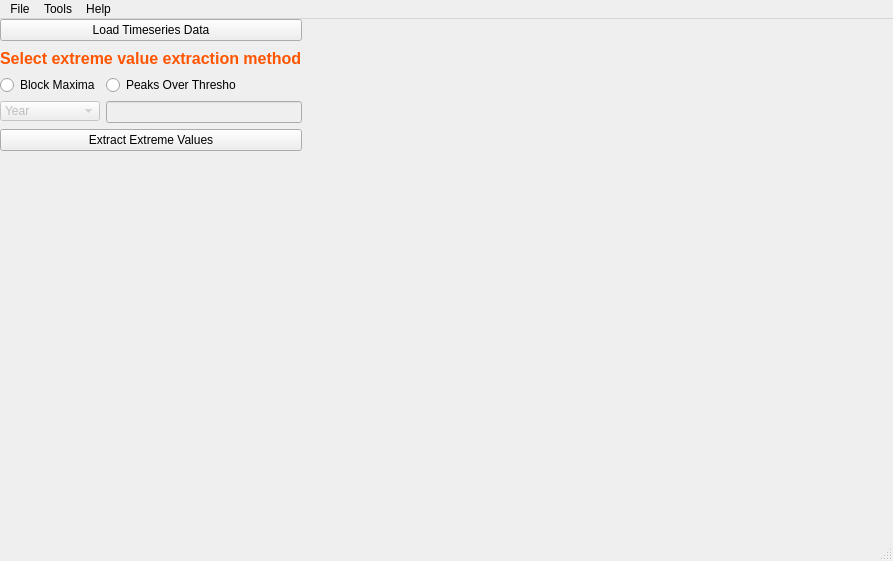
The window that QtGUI/draft1.ui (georgebv/PyEVA) describes before a commit, drawn with Qt 5.
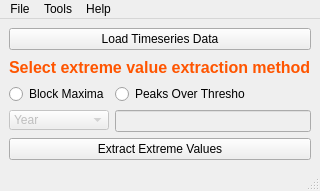
The same window after the commit. Icons and pictures are not drawn.

Commit message: draft exe

What changed in the file:
```diff
--- a/QtGUI/draft1.ui
+++ b/QtGUI/draft1.ui
@@ -6,8 +6,8 @@
    <rect>
     <x>0</x>
     <y>0</y>
-    <width>893</width>
-    <height>561</height>
+    <width>320</width>
+    <height>191</height>
    </rect>
   </property>
   <property name="windowTitle">
@@ -21,15 +21,8 @@
    <double>1.000000000000000</double>
   </property>
   <widget class="QWidget" name="centralwidget">
-   <widget class="QWidget" name="verticalLayoutWidget_3">
-    <property name="geometry">
-     <rect>
-      <x>0</x>
-      <y>0</y>
-      <width>302</width>
-      <height>132</height>
-     </rect>
-    </property>
+   <layout class="QGridLayout" name="gridLayout">
+    <item row="0" column="0">
     <layout class="QVBoxLayout" name="verticalLayout_3">
      <item>
       <widget class="QPushButton" name="pushButton">
@@ -203,14 +196,15 @@
       </widget>
      </item>
     </layout>
-   </widget>
+    </item>
+   </layout>
   </widget>
   <widget class="QMenuBar" name="menubar">
    <property name="geometry">
     <rect>
      <x>0</x>
      <y>0</y>
-     <width>893</width>
+     <width>320</width>
      <height>21</height>
     </rect>
    </property>
```
Left out of the diff: 2 changed lines with no effect on the pictures. Lines whose indentation alone changed are shown as unchanged. The commit also changes 4 other files.
